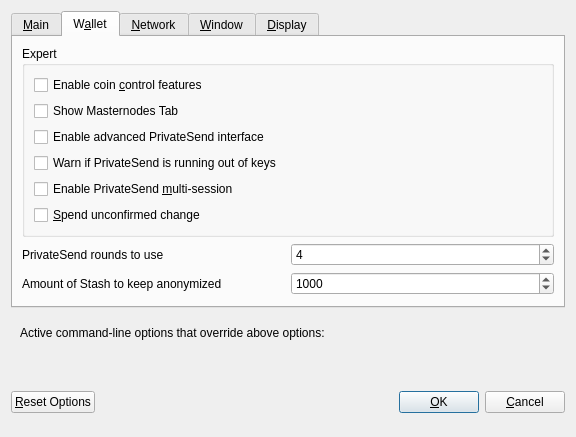
This is src/qt/forms/optionsdialog.ui in stashpayio/stash as Qt 5 draws it before an edit. The edited form follows.
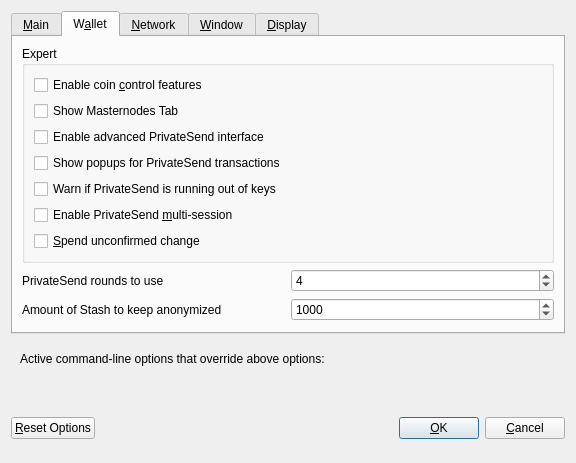
This is the edited form. The open tabs and pages were chosen to show the change. Custom widgets are drawn as their Qt base class.

Patch:
```diff
--- a/src/qt/forms/optionsdialog.ui
+++ b/src/qt/forms/optionsdialog.ui
@@ -173,6 +173,16 @@
             </property>
            </widget>
           </item>
+          <item>
+           <widget class="QCheckBox" name="showPrivateSendPopups">
+            <property name="toolTip">
+             <string>Show system popups for PrivateSend mixing transactions&lt;br/&gt;just like for all other transaction types.</string>
+            </property>
+            <property name="text">
+             <string>Show popups for PrivateSend transactions</string>
+            </property>
+           </widget>
+          </item>
           <item>
            <widget class="QCheckBox" name="lowKeysWarning">
             <property name="toolTip">
@@ -224,7 +234,7 @@
             <number>2</number>
            </property>
            <property name="maximum">
-            <number>8</number>
+            <number>16</number>
            </property>
            <property name="value">
             <number>4</number>
```
